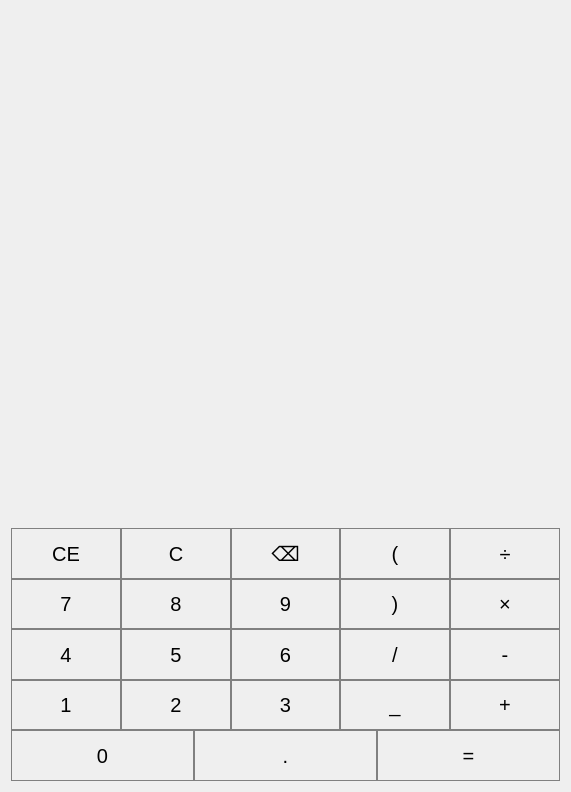
This is mainwindow.ui in Meestermoo2/MixedNumberCalculator as Qt 5 draws it before an edit. The edited form follows.
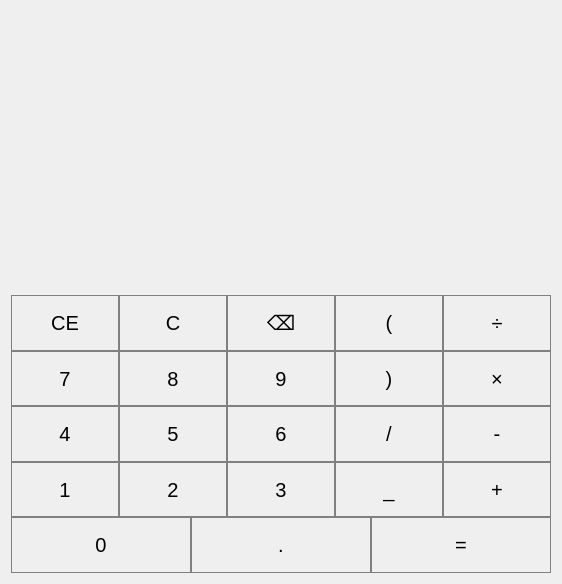
This is the edited form.

Commit message: updated input/output

Patch:
```diff
--- a/mainwindow.ui
+++ b/mainwindow.ui
@@ -6,8 +6,8 @@
    <rect>
     <x>0</x>
     <y>0</y>
-    <width>571</width>
-    <height>792</height>
+    <width>562</width>
+    <height>584</height>
    </rect>
   </property>
   <property name="windowTitle">
@@ -16,6 +16,10 @@
   <widget class="QWidget" name="centralWidget">
    <layout class="QGridLayout" name="gridLayout">
     <item row="0" column="0">
+     <layout class="QVBoxLayout" name="verticalLayout_2">
+      <item>
+       <layout class="QVBoxLayout" name="verticalLayout">
+        <item>
      <widget class="QLabel" name="Input">
       <property name="font">
        <font>
@@ -30,7 +34,7 @@
       </property>
      </widget>
     </item>
-    <item row="1" column="0">
+        <item>
      <widget class="QLabel" name="Output">
       <property name="font">
        <font>
@@ -51,7 +55,9 @@
       </property>
      </widget>
     </item>
-    <item row="2" column="0">
+       </layout>
+      </item>
+      <item>
      <layout class="QVBoxLayout" name="buttonLayout">
       <property name="spacing">
        <number>0</number>
@@ -769,6 +775,8 @@
            <string notr="true">buttonGroup</string>
           </attribute>
          </widget>
+          </item>
+         </layout>
         </item>
        </layout>
       </item>
```
Lines whose indentation alone changed are shown as unchanged. The commit also changes 2 other files.
